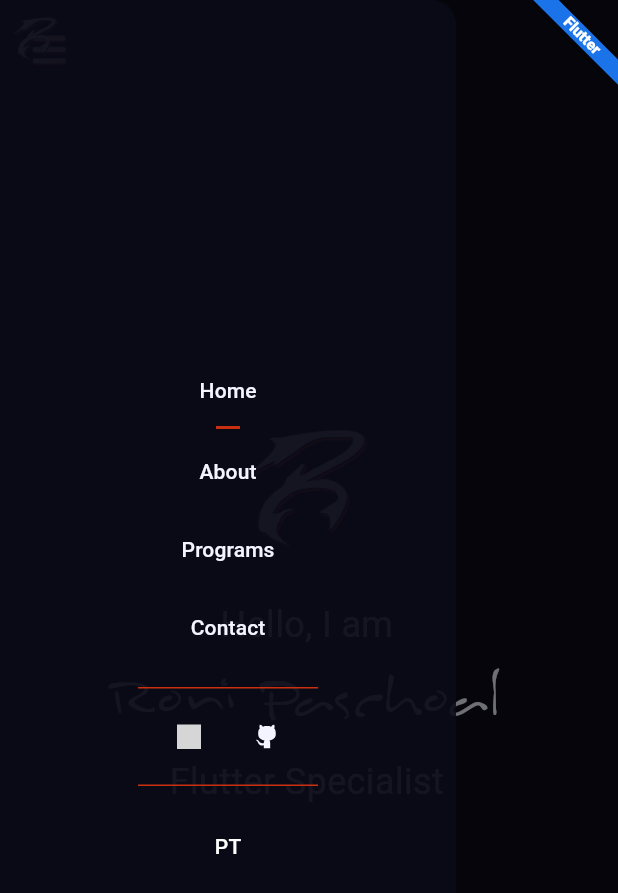
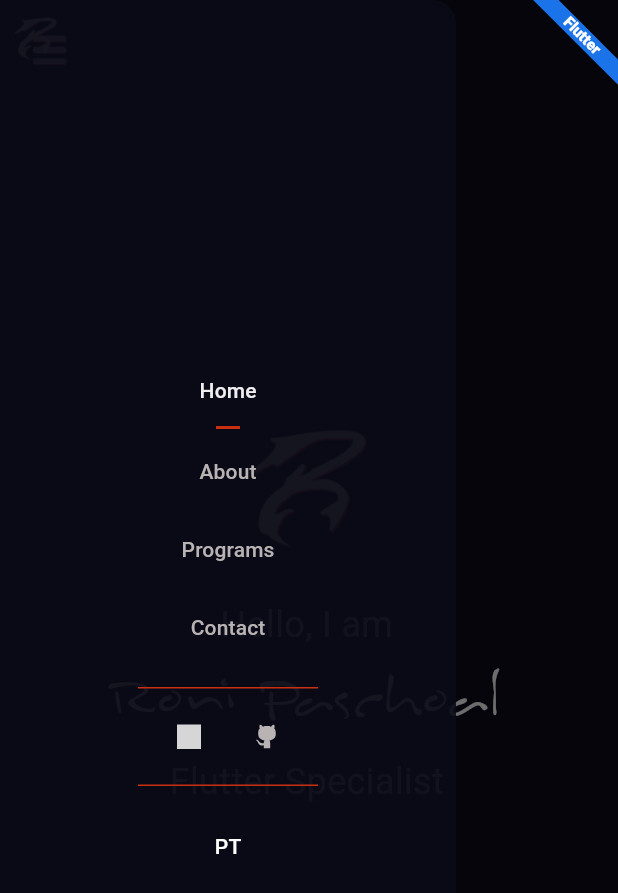
Before and after one commit to ronipaschoal/ronip, a Flutter app: the screen it shows after launch, with the side drawer open, on a phone screen of 412 x 824 dp. Shown: the top 893 px of the screen. Run offline on Flutter 3.47's test engine with Material 3 defaults, Android fonts, the light colour scheme and no system bars; our stand-ins replace flutter_bloc, flutter_svg, go_router; generated files the repository leaves out were written again; grey boxes are pictures that could not be loaded.

Commit message:
refactor: text color adjust

```diff
--- a/lib/pages/home/sections/home_section.dart
+++ b/lib/pages/home/sections/home_section.dart
@@ -26,6 +26,7 @@
             style: TextStyle(
               fontFamily: 'Inkburrow',
               fontSize: RpTheme.fontSizeLarge,
+              color: RpTheme.textHighlightColor,
             ),
           ),
           RpTheme.spacerSmallX,
--- a/lib/pages/home/widgets/home_menu_button_widget.dart
+++ b/lib/pages/home/widgets/home_menu_button_widget.dart
@@ -24,7 +24,9 @@
               onPressed: () => _goToSection(menu),
               child: Text(
                 menu.translate(context),
-                style: const TextStyle(color: RpTheme.textColor),
+                style: menu.section == state.activeMenu
+                    ? const TextStyle(color: RpTheme.textHighlightColor)
+                    : const TextStyle(color: RpTheme.textColor),
               ),
             ),
             if (menu.section == state.activeMenu)
--- a/lib/pages/home/widgets/home_section_title_widget.dart
+++ b/lib/pages/home/widgets/home_section_title_widget.dart
@@ -16,7 +16,10 @@
         SelectableText(
           title,
           semanticsLabel: title,
-          style: const TextStyle(fontSize: RpTheme.fontSizeLarge),
+          style: const TextStyle(
+            fontSize: RpTheme.fontSizeMedium,
+            color: RpTheme.textHighlightColor,
+          ),
           textAlign: TextAlign.center,
         ),
         RpTheme.spacerSmall,
--- a/lib/pages/home/widgets/home_section_widget.dart
+++ b/lib/pages/home/widgets/home_section_widget.dart
@@ -20,7 +20,7 @@
       constraints: BoxConstraints(
         minHeight: MediaQuery.sizeOf(context).height,
       ),
-      padding: const EdgeInsets.all(42.0),
+      padding: const EdgeInsets.all(48.0),
       child: Center(
         child: SizedBox(
           width: MediaQueryHelper(context).isSmallScreen()
--- a/lib/ui/theme.dart
+++ b/lib/ui/theme.dart
@@ -4,7 +4,8 @@
   static const Color witheColor = Color(0xFFFEFEFE);
   static const Color transparentColor = Color(0x00FEFEFE);
 
-  static const Color textColor = Color(0xFFF3F4FF);
+  static const Color textColor = Color(0xFFB9B3B3);
+  static const Color textHighlightColor = Color(0xFFEFEDED);
   static const Color brandColor = Color(0xFFC92F10);
   static const Color bannerColor = Color(0xFF1A73E8);
   static const Color menuColor = Color(0xCC0B0B18);
--- a/lib/ui/widgets/logo_widget.dart
+++ b/lib/ui/widgets/logo_widget.dart
@@ -41,6 +41,7 @@
           asset: asset,
           width: size.width,
           height: size.height,
+          color: RpTheme.textHighlightColor,
         ),
       ],
     );
```
